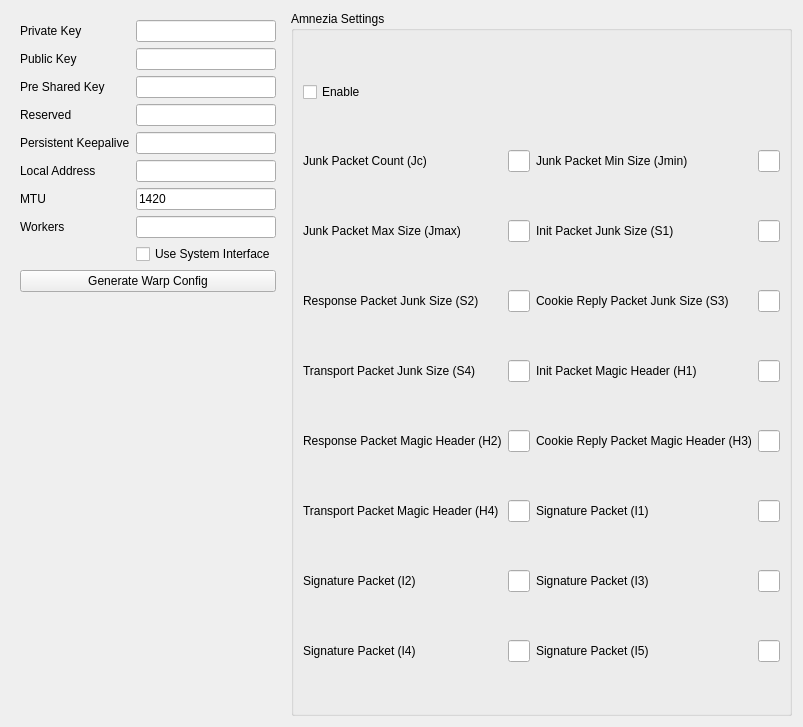
Old version of the form include/ui/profile/edit_wireguard.ui in the repository Yulinanami/ethernet-tun-test.
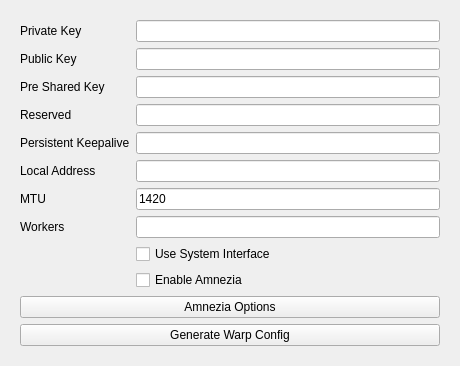
New version of the form.

```diff
--- a/include/ui/profile/edit_wireguard.ui
+++ b/include/ui/profile/edit_wireguard.ui
@@ -6,8 +6,8 @@
    <rect>
     <x>0</x>
     <y>0</y>
-    <width>689</width>
-    <height>727</height>
+    <width>460</width>
+    <height>340</height>
    </rect>
   </property>
   <property name="windowTitle">
@@ -117,7 +117,24 @@
         </property>
        </widget>
       </item>
-      <item row="9" column="0" colspan="2">
+      <item row="9" column="1">
+       <widget class="QCheckBox" name="enable_amnezia">
+        <property name="text">
+         <string>Enable Amnezia</string>
+        </property>
+       </widget>
+      </item>
+      <item row="10" column="0" colspan="2">
+       <widget class="QPushButton" name="amnezia_options">
+        <property name="toolTip">
+         <string>Edit the AmneziaWG obfuscation parameters (junk packets, magic headers, signatures).</string>
+        </property>
+        <property name="text">
+         <string>Amnezia Options</string>
+        </property>
+       </widget>
+      </item>
+      <item row="11" column="0" colspan="2">
        <widget class="QPushButton" name="warp_autogen">
         <property name="toolTip">
          <string>Generate a Cloudflare WARP account and fill the key, address and endpoint fields above.</string>
@@ -130,182 +147,6 @@
      </layout>
     </widget>
    </item>
-   <item>
-    <widget class="QGroupBox" name="amnezia_group">
-     <property name="title">
-      <string>Amnezia Settings</string>
-     </property>
-     <layout class="QGridLayout" name="gridLayout">
-      <item row="5" column="2">
-       <widget class="QLabel" name="s3_l">
-        <property name="text">
-         <string>Cookie Reply Packet Junk Size (S3)</string>
-        </property>
-       </widget>
-      </item>
-      <item row="9" column="2">
-       <widget class="QLabel" name="h3_l">
-        <property name="text">
-         <string>Cookie Reply Packet Magic Header (H3)</string>
-        </property>
-       </widget>
-      </item>
-      <item row="11" column="3">
-       <widget class="QLineEdit" name="i1"/>
-      </item>
-      <item row="1" column="0">
-       <widget class="QLabel" name="jc_l">
-        <property name="text">
-         <string>Junk Packet Count (Jc)</string>
-        </property>
-       </widget>
-      </item>
-      <item row="9" column="0">
-       <widget class="QLabel" name="h2_l">
-        <property name="text">
-         <string>Response Packet Magic Header (H2)</string>
-        </property>
-       </widget>
-      </item>
-      <item row="3" column="3">
-       <widget class="QLineEdit" name="s1"/>
-      </item>
-      <item row="3" column="2">
-       <widget class="QLabel" name="s1_l">
-        <property name="text">
-         <string>Init Packet Junk Size (S1)</string>
-        </property>
-       </widget>
-      </item>
-      <item row="7" column="1">
-       <widget class="QLineEdit" name="s4"/>
-      </item>
-      <item row="13" column="1">
-       <widget class="QLineEdit" name="i2"/>
-      </item>
-      <item row="9" column="3">
-       <widget class="QLineEdit" name="h3"/>
-      </item>
-      <item row="9" column="1">
-       <widget class="QLineEdit" name="h2"/>
-      </item>
-      <item row="1" column="2">
-       <widget class="QLabel" name="jmin_l">
-        <property name="text">
-         <string>Junk Packet Min Size (Jmin)</string>
-        </property>
-       </widget>
-      </item>
-      <item row="3" column="0">
-       <widget class="QLabel" name="jmax_l">
-        <property name="text">
-         <string>Junk Packet Max Size (Jmax)</string>
-        </property>
-       </widget>
-      </item>
-      <item row="15" column="0">
-       <widget class="QLabel" name="i4_l">
-        <property name="text">
-         <string>Signature Packet (I4)</string>
-        </property>
-       </widget>
-      </item>
-      <item row="11" column="2">
-       <widget class="QLabel" name="i1_l">
-        <property name="text">
-         <string>Signature Packet (I1)</string>
-        </property>
-       </widget>
-      </item>
-      <item row="1" column="1">
-       <widget class="QLineEdit" name="jc"/>
-      </item>
-      <item row="7" column="3">
-       <widget class="QLineEdit" name="h1"/>
-      </item>
-      <item row="0" column="0">
-       <widget class="QCheckBox" name="enable_amnezia">
-        <property name="text">
-         <string>Enable</string>
-        </property>
-       </widget>
-      </item>
-      <item row="5" column="0">
-       <widget class="QLabel" name="s2_l">
-        <property name="text">
-         <string>Response Packet Junk Size (S2)</string>
-        </property>
-       </widget>
-      </item>
-      <item row="5" column="1">
-       <widget class="QLineEdit" name="s2"/>
-      </item>
-      <item row="15" column="1">
-       <widget class="QLineEdit" name="i4"/>
-      </item>
-      <item row="11" column="0">
-       <widget class="QLabel" name="h4_l">
-        <property name="text">
-         <string>Transport Packet Magic Header (H4)</string>
-        </property>
-       </widget>
-      </item>
-      <item row="3" column="1">
-       <widget class="QLineEdit" name="jmax"/>
-      </item>
-      <item row="7" column="2">
-       <widget class="QLabel" name="h1_l">
-        <property name="text">
-         <string>Init Packet Magic Header (H1)</string>
-        </property>
-       </widget>
-      </item>
-      <item row="11" column="1">
-       <widget class="QLineEdit" name="h4"/>
-      </item>
-      <item row="1" column="3">
-       <widget class="QLineEdit" name="jmin"/>
-      </item>
-      <item row="7" column="0">
-       <widget class="QLabel" name="s4_l">
-        <property name="text">
-         <string>Transport Packet Junk Size (S4)</string>
-        </property>
-       </widget>
-      </item>
-      <item row="5" column="3">
-       <widget class="QLineEdit" name="s3"/>
-      </item>
-      <item row="13" column="0">
-       <widget class="QLabel" name="i2_l">
-        <property name="text">
-         <string>Signature Packet (I2)</string>
-        </property>
-       </widget>
-      </item>
-      <item row="13" column="2">
-       <widget class="QLabel" name="i3_l">
-        <property name="text">
-         <string>Signature Packet (I3)</string>
-        </property>
-       </widget>
-      </item>
-      <item row="13" column="3">
-       <widget class="QLineEdit" name="i3"/>
-      </item>
-      <item row="15" column="2">
-       <widget class="QLabel" name="i5_l">
-        <property name="text">
-         <string>Signature Packet (I5)</string>
-        </property>
-       </widget>
-      </item>
-      <item row="15" column="3">
-       <widget class="QLineEdit" name="i5"/>
-      </item>
-     </layout>
-    </widget>
-   </item>
   </layout>
  </widget>
  <resources/>
```
Left out of the diff: 18 changed lines with no effect on the pictures.
